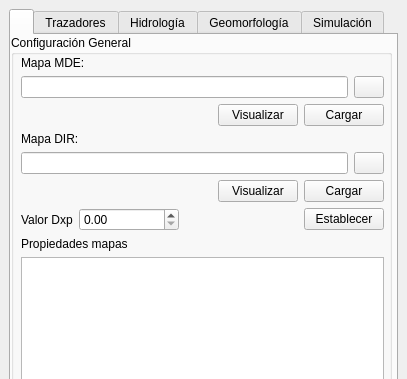
Before: the Qt Designer form qgisplugin/HydroSEDPlugin_dockwidget_base.ui in nicolas998/WMF, drawn with Qt 5; both pictures show x 0 to 407 and y 0 to 379 of the 407 by 869 pixel window.
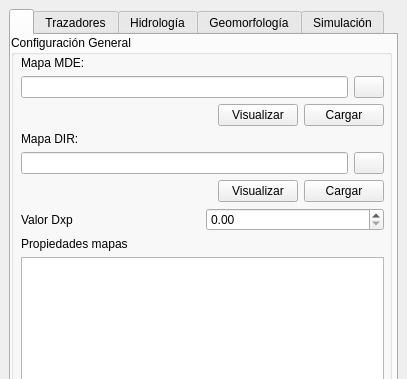
After: the same form once the commit is applied. Icons and pictures are not drawn.

```diff
--- a/qgisplugin/HydroSEDPlugin_dockwidget_base.ui
+++ b/qgisplugin/HydroSEDPlugin_dockwidget_base.ui
@@ -360,6 +360,9 @@
                  <property name="whatsThis">
                   <string>&lt;html&gt;&lt;head/&gt;&lt;body&gt;&lt;p&gt;Mapa DIR (direcciones de flujo) obtenido a partir del MDE.  Se debe obtener mediante la herramienta &lt;span style=&quot; font-style:italic;&quot;&gt;r.watershed&lt;/span&gt; de GRASS.&lt;/p&gt;&lt;/body&gt;&lt;/html&gt;</string>
                  </property>
+                 <property name="layoutDirection">
+                  <enum>Qt::LeftToRight</enum>
+                 </property>
                  <property name="text">
                   <string>Valor Dxp</string>
                  </property>
@@ -375,29 +378,6 @@
                  </property>
                 </widget>
                </item>
-               <item>
-                <spacer name="horizontalSpacer_4">
-                 <property name="orientation">
-                  <enum>Qt::Horizontal</enum>
-                 </property>
-                 <property name="sizeHint" stdset="0">
-                  <size>
-                   <width>40</width>
-                   <height>20</height>
-                  </size>
-                 </property>
-                </spacer>
-               </item>
-               <item>
-                <widget class="QPushButton" name="Boton_setDxp">
-                 <property name="toolTip">
-                  <string>&lt;html&gt;&lt;head/&gt;&lt;body&gt;&lt;p&gt;Establece el DIR y sus propiedades como el mapa base para WMF.&lt;/p&gt;&lt;/body&gt;&lt;/html&gt;</string>
-                 </property>
-                 <property name="text">
-                  <string>Establecer</string>
-                 </property>
-                </widget>
-               </item>
               </layout>
              </item>
              <item>
```
Left out of the diff: 19 changed lines with no effect on the pictures.
